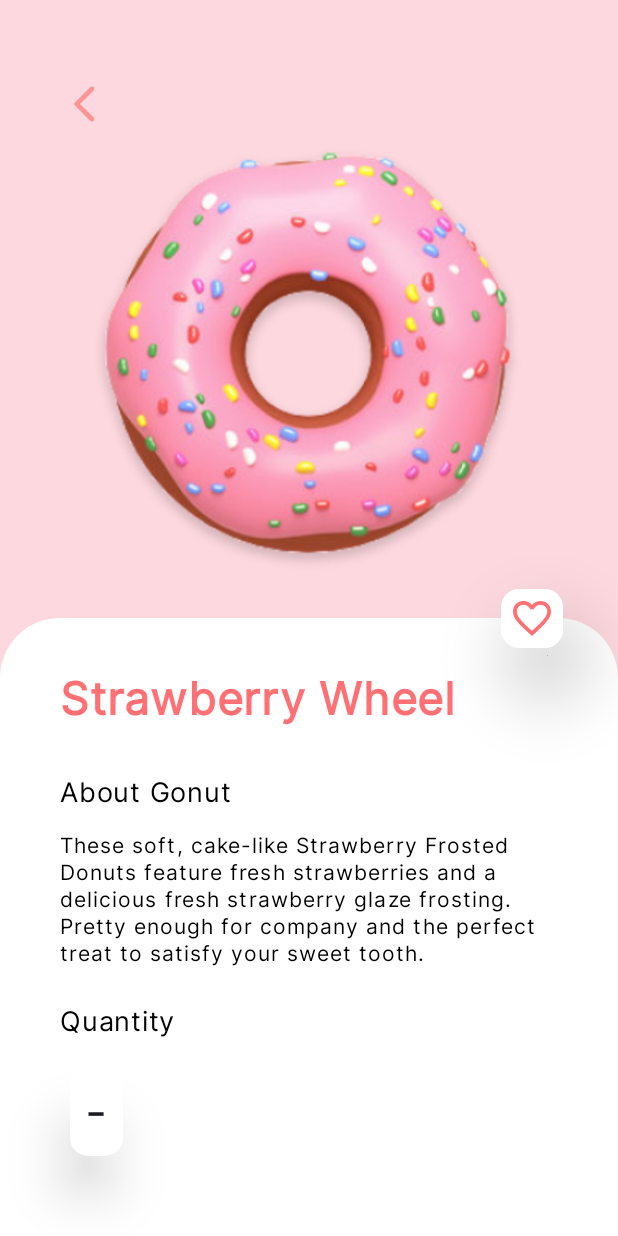
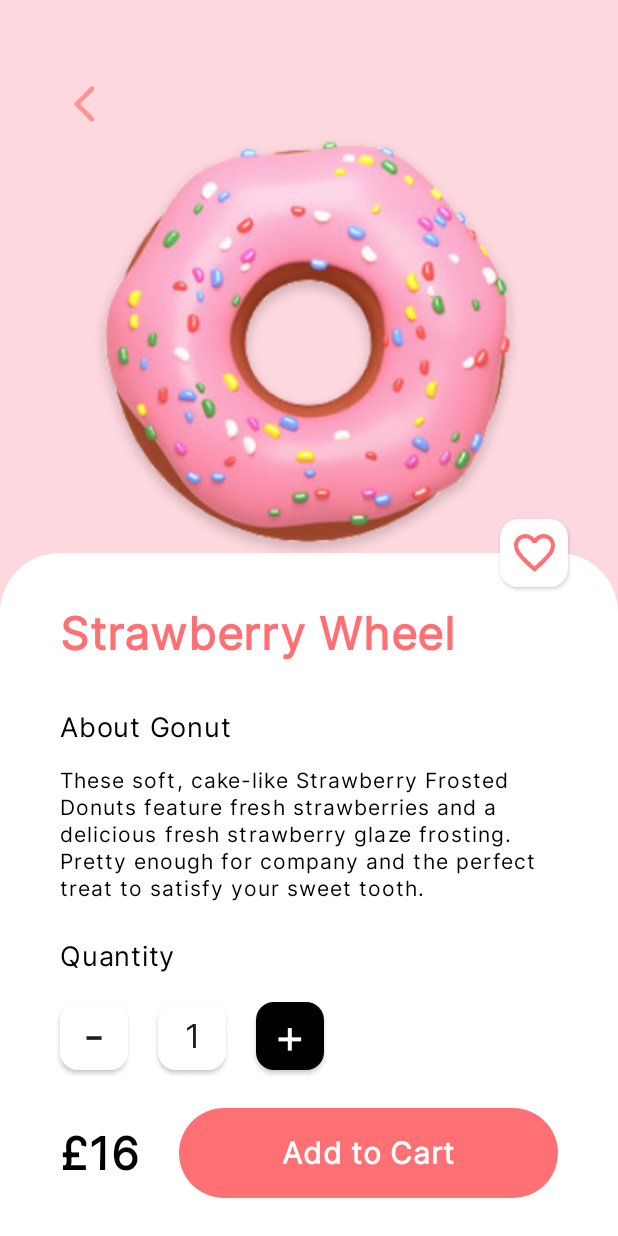
Before and after one commit to Shehab-m/Donutz, an Android app built with Jetpack Compose: the screen it shows after launch (MainActivity), on a phone screen of 412 x 824 dp. Run offline under Robolectric (Android 15) with nearby library versions, the phone set to English and light mode, and no system bars; our stand-ins replace constraintlayout-compose.

Commit message:
finish two screens

```diff
--- a/app/build.gradle
+++ b/app/build.gradle
@@ -73,6 +73,7 @@ dependencies {
     implementation 'androidx.hilt:hilt-navigation-compose:1.0.0'
     implementation "androidx.navigation:navigation-compose:2.6.0"
     implementation "androidx.navigation:navigation-common-ktx:2.6.0"
+    implementation "androidx.constraintlayout:constraintlayout-compose:1.0.1"
 
     // Retrofit
     implementation "com.squareup.retrofit2:retrofit:2.9.0"
--- a/app/src/main/java/com/cheesecake/donutz/presentation/screens/donutDetails/DonutDetailsScreen.kt
+++ b/app/src/main/java/com/cheesecake/donutz/presentation/screens/donutDetails/DonutDetailsScreen.kt
@@ -2,6 +2,7 @@ package com.cheesecake.donutz.presentation.screens.donutDetails
 
 import androidx.compose.foundation.Image
 import androidx.compose.foundation.background
+import androidx.compose.foundation.clickable
 import androidx.compose.foundation.layout.Arrangement
 import androidx.compose.foundation.layout.Box
 import androidx.compose.foundation.layout.Column
@@ -10,7 +11,10 @@ import androidx.compose.foundation.layout.fillMaxHeight
 import androidx.compose.foundation.layout.fillMaxSize
 import androidx.compose.foundation.layout.fillMaxWidth
 import androidx.compose.foundation.layout.padding
+import androidx.compose.foundation.layout.size
 import androidx.compose.foundation.shape.RoundedCornerShape
+import androidx.compose.material3.Button
+import androidx.compose.material3.ButtonDefaults
 import androidx.compose.material3.Card
 import androidx.compose.material3.CardDefaults
 import androidx.compose.material3.ExperimentalMaterial3Api
@@ -24,15 +28,21 @@ import androidx.compose.ui.Alignment
 import androidx.compose.ui.Modifier
 import androidx.compose.ui.draw.clip
 import androidx.compose.ui.draw.shadow
+import androidx.compose.ui.graphics.RectangleShape
 import androidx.compose.ui.layout.ContentScale
 import androidx.compose.ui.res.painterResource
 import androidx.compose.ui.res.stringResource
+import androidx.compose.ui.text.style.TextAlign
 import androidx.compose.ui.tooling.preview.Preview
 import androidx.compose.ui.unit.dp
 import androidx.compose.ui.unit.sp
+import androidx.constraintlayout.compose.ConstraintLayout
 import androidx.hilt.navigation.compose.hiltViewModel
 import com.cheesecake.donutz.R
 import com.cheesecake.donutz.presentation.screens.composable.BackButton
+import com.cheesecake.donutz.presentation.screens.composable.CreateIndication
+import com.cheesecake.donutz.presentation.screens.composable.CreateMutableInteractionSource
+import com.cheesecake.donutz.ui.theme.Black
 import com.cheesecake.donutz.ui.theme.Grey
 import com.cheesecake.donutz.ui.theme.Pink
 import com.cheesecake.donutz.ui.theme.Red
@@ -51,32 +61,35 @@ fun DonutDetailsScreen(
 @OptIn(ExperimentalMaterial3Api::class)
 @Composable
 fun DonutDetailsContent(state: DonutDetailsUIState) {
-    Box(
+    ConstraintLayout(
         modifier = Modifier
             .fillMaxSize()
             .background(Pink)
     ) {
 
+        val (bottomSheet, mainImage, iconFav) = createRefs()
+
         BackButton()
 
         Image(
-            modifier = Modifier
-                .align(Alignment.TopCenter)
-                .fillMaxWidth()
-                .padding(top = 35.dp),
             painter = painterResource(id = R.drawable.strowbarry),
             contentDescription = "donut",
-            contentScale = ContentScale.FillWidth
+            contentScale = ContentScale.FillWidth,
+            modifier = Modifier.fillMaxWidth()
+                .constrainAs(mainImage){
+                    top.linkTo(parent.top,28.dp)
+                }
         )
 
 
         Column(
             modifier = Modifier
                 .fillMaxWidth()
-                .fillMaxHeight(0.5f)
                 .clip(shape = RoundedCornerShape(topEnd = 40.dp, topStart = 40.dp))
                 .background(White)
-                .align(Alignment.BottomCenter),
+                .constrainAs(bottomSheet) {
+                    bottom.linkTo(parent.bottom)
+                },
         ) {
 
             Text(
@@ -104,47 +117,123 @@ fun DonutDetailsContent(state: DonutDetailsUIState) {
                 style = Typography.bodyLarge,
             )
 
-            Row(modifier = Modifier.padding(start = 40.dp, top = 20.dp)) {
+            Row(modifier = Modifier.padding(start = 40.dp, top = 19.dp)) {
+
                 Card(modifier = Modifier
-                    .padding(end = 33.dp)
-                    .shadow(
-                        elevation = 20.dp,
-                        ambientColor = White,
-                        spotColor = Grey,
-                        shape = RoundedCornerShape(20.dp)
-                    ),
+                    .padding(end = 20.dp)
+                    .size(45.dp),
                     colors = CardDefaults.cardColors(White),
                     shape = RoundedCornerShape(12.dp),
-                    onClick = {}) {
+                    elevation = CardDefaults.cardElevation(2.dp),
+                    onClick = {}
+                ) {
+                    Box(modifier = Modifier.fillMaxSize())
+                    {
+                        Text(
+                            modifier = Modifier.align(Alignment.Center),
+                            text = "-",
+                            style = Typography.labelLarge,
+                            textAlign = TextAlign.Center
+                        )
+                    }
+                }
 
-                    Text(text = "-", fontSize = 32.sp, modifier = Modifier.padding(10.dp))
+                Card(modifier = Modifier
+                    .padding(end = 20.dp)
+                    .size(45.dp),
+                    colors = CardDefaults.cardColors(White),
+                    shape = RoundedCornerShape(12.dp),
+                    elevation = CardDefaults.cardElevation(2.dp),
+                    onClick = {}
+                ) {
+                    Box(modifier = Modifier.fillMaxSize())
+                    {
+                        Text(
+                            modifier = Modifier.align(Alignment.Center),
+                            text = "1",
+                            style = Typography.labelMedium,
+                            textAlign = TextAlign.Center
+                        )
+                    }
+                }
+
+                Card(modifier = Modifier
+                    .padding(end = 20.dp)
+                    .size(45.dp),
+                    colors = CardDefaults.cardColors(Black),
+                    shape = RoundedCornerShape(12.dp),
+                    elevation = CardDefaults.cardElevation(2.dp),
+                    onClick = {}
+                ) {
+                    Box(modifier = Modifier.fillMaxSize())
+                    {
+                        Text(
+                            modifier = Modifier.align(Alignment.Center),
+                            text = "+",
+                            style = Typography.labelLarge,
+                            textAlign = TextAlign.Center,
+                            color = White
+                        )
+                    }
+                }
+
+
+            }
+
+
+            Row(
+                modifier = Modifier.padding(horizontal = 40.dp, vertical = 25.dp),
+                verticalAlignment = Alignment.CenterVertically,
+                horizontalArrangement = Arrangement.SpaceBetween
+            ) {
+                Text(
+                    text = "£16",
+                    style = Typography.titleMedium,
+                    modifier = Modifier.padding(end = 26.dp)
+                )
+
+                Button(
+                    modifier = Modifier.fillMaxWidth(),
+                    colors = ButtonDefaults.buttonColors(Red),
+                    onClick = {}
+                ) {
+
+                    Text(
+                        modifier = Modifier.padding(vertical = 10.dp),
+                        text = "Add to Cart",
+                        color = White,
+                        style = Typography.titleSmall
+                    )
                 }
 
             }
-
         }
 
+
+
         Card(modifier = Modifier
-            .padding(end = 33.dp)
-            .align(Alignment.CenterEnd)
-            .shadow(
-                elevation = 30.dp,
-                ambientColor = White,
-                spotColor = Grey,
-                shape = RoundedCornerShape(24.dp)
-            ),
+//            .align(Alignment.CenterEnd)
+            .size(45.dp)
+            .constrainAs(iconFav) {
+                top.linkTo(bottomSheet.top)
+                bottom.linkTo(bottomSheet.top)
+                end.linkTo(parent.end, 33.dp)
+            },
             colors = CardDefaults.cardColors(White),
             shape = RoundedCornerShape(12.dp),
-            onClick = {}) {
-
-            Icon(
-                modifier = Modifier.padding(8.dp),
-                painter = painterResource(id = R.drawable.fav),
-                contentDescription = "favourite",
-                tint = Red
-            )
+            elevation = CardDefaults.cardElevation(2.dp),
+            onClick = {}
+        ) {
+            Box(modifier = Modifier.fillMaxSize())
+            {
+                Icon(
+                    modifier = Modifier.align(Alignment.Center),
+                    painter = painterResource(id = R.drawable.fav),
+                    contentDescription = "favourite",
+                    tint = Red
+                )
+            }
         }
-
 
 
     }
--- /dev/null
+++ b/app/src/main/java/com/cheesecake/donutz/presentation/screens/donutDetails/SmallCard.kt
@@ -0,0 +1,51 @@
+package com.cheesecake.donutz.presentation.screens.donutDetails
+
+import androidx.compose.foundation.layout.Box
+import androidx.compose.foundation.layout.fillMaxSize
+import androidx.compose.foundation.layout.size
+import androidx.compose.foundation.shape.RoundedCornerShape
+import androidx.compose.material3.Card
+import androidx.compose.material3.CardDefaults
+import androidx.compose.material3.ExperimentalMaterial3Api
+import androidx.compose.material3.Icon
+import androidx.compose.material3.Text
+import androidx.compose.runtime.Composable
+import androidx.compose.ui.Alignment
+import androidx.compose.ui.Modifier
+import androidx.compose.ui.graphics.Color
+import androidx.compose.ui.res.painterResource
+import androidx.compose.ui.text.style.TextAlign
+import androidx.compose.ui.unit.dp
+import com.cheesecake.donutz.ui.theme.Black
+import com.cheesecake.donutz.ui.theme.Red
+import com.cheesecake.donutz.ui.theme.Typography
+import com.cheesecake.donutz.ui.theme.White
+
+@OptIn(ExperimentalMaterial3Api::class)
+@Composable
+fun SmallCardWithText(
+    text: String,
+    textColor: Color = Black,
+    backGroundColor: Color = White,
+    onClick: () -> Unit,
+    cardModifier: Modifier = Modifier
+) {
+    Card(
+        modifier = cardModifier.size(45.dp),
+        colors = CardDefaults.cardColors(backGroundColor),
+        shape = RoundedCornerShape(12.dp),
+        elevation = CardDefaults.cardElevation(2.dp),
+        onClick = onClick
+    ) {
+        Box(modifier = Modifier.fillMaxSize())
+        {
+            Text(
+                modifier = Modifier.align(Alignment.Center),
+                text = text,
+                style = Typography.labelMedium,
+                textAlign = TextAlign.Center
+            )
+        }
+    }
+
+}
--- a/app/src/main/java/com/cheesecake/donutz/ui/theme/Type.kt
+++ b/app/src/main/java/com/cheesecake/donutz/ui/theme/Type.kt
@@ -44,6 +44,17 @@ val Typography = Typography(
         fontSize = 20.sp,
         lineHeight = 24.sp,
         letterSpacing = 0.5.sp
-    )
+    ) ,
+    labelMedium = TextStyle(
+        fontFamily =FontFamily(Font(R.font.inter_regular)),
+        fontWeight = FontWeight(500),
+        fontSize = 22.sp,
+        letterSpacing = 0.5.sp
+    ),
+    labelLarge = TextStyle(
+        fontFamily =FontFamily(Font(R.font.inter_regular)),
+        fontWeight = FontWeight(500),
+        fontSize = 32.sp,
+    ),
 
 )
--- a/app/src/main/res/drawable/fav.xml
+++ b/app/src/main/res/drawable/fav.xml
@@ -1,6 +1,6 @@
 <vector xmlns:android="http://schemas.android.com/apk/res/android"
-    android:width="25dp"
-    android:height="23dp"
+    android:width="27dp"
+    android:height="25dp"
     android:viewportWidth="27"
     android:viewportHeight="25">
   <path
```
